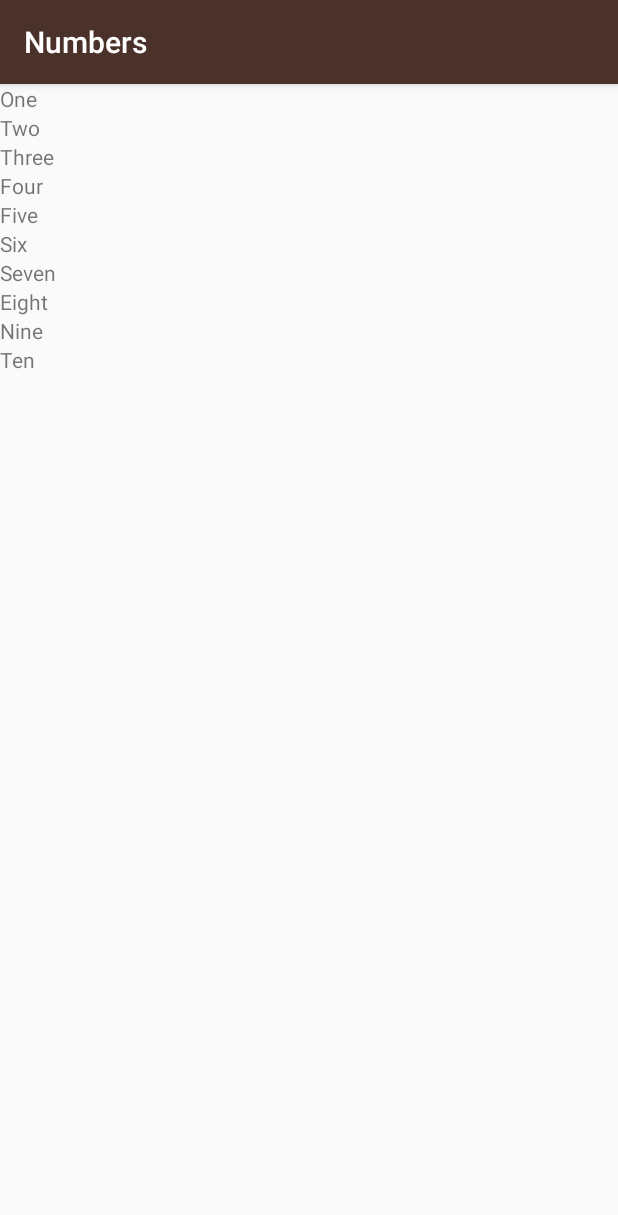
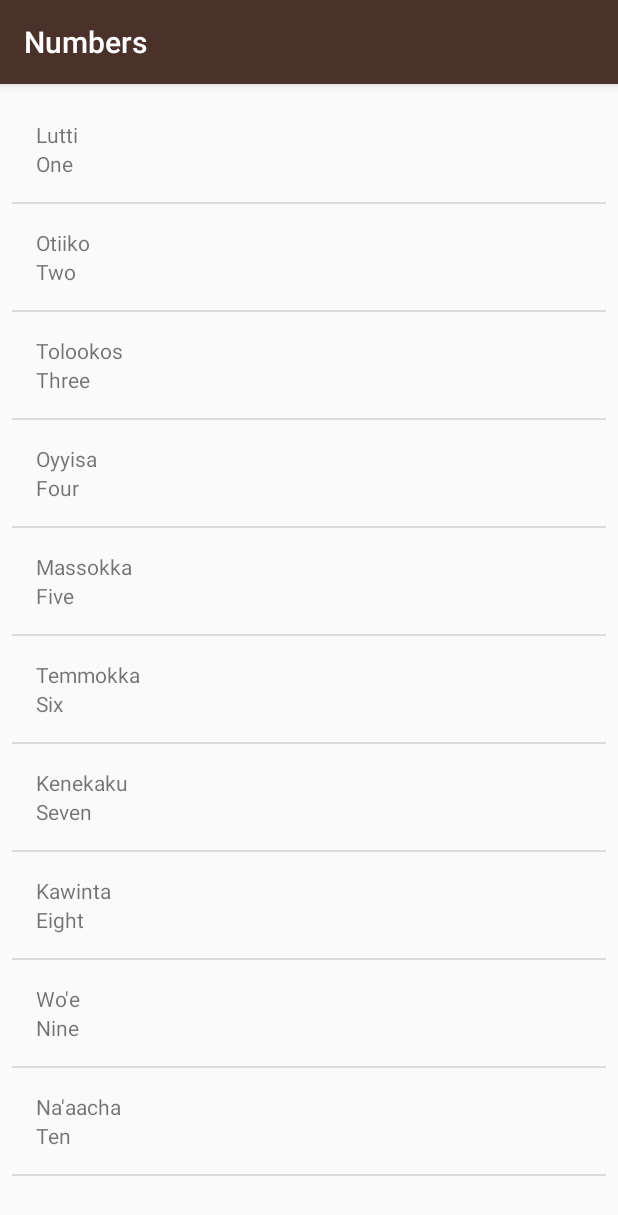
Before and after one commit to Renan-Deldotti/Miwok, an Android app: the NumbersActivity screen opened directly, with no data from a screen before it, on a phone screen of 412 x 824 dp. Shown: the top 1215 px of the screen. Run offline under Robolectric (Android 15) with nearby library versions, the phone set to English and light mode, and no system bars.

Commit message:
Update 10/16/19

```diff
--- a/app/src/main/java/com/example/android/miwok/MainActivity.java
+++ b/app/src/main/java/com/example/android/miwok/MainActivity.java
@@ -64,5 +64,4 @@ public class MainActivity extends AppCompatActivity {
                 Toast.makeText(this,"Error",Toast.LENGTH_LONG);
         }
     }
-
 }
--- a/app/src/main/java/com/example/android/miwok/NumbersActivity.java
+++ b/app/src/main/java/com/example/android/miwok/NumbersActivity.java
@@ -8,8 +8,12 @@ import android.os.Bundle;
 import android.support.v7.app.AppCompatActivity;
 import android.util.Log;
 import android.view.View;
+import android.widget.ArrayAdapter;
+import android.widget.GridView;
 import android.widget.LinearLayout;
+import android.widget.ListView;
 import android.widget.TextView;
+import android.widget.Toast;
 
 import java.util.ArrayList;
 import java.util.Collections;
@@ -25,7 +29,7 @@ public class NumbersActivity extends AppCompatActivity {
     }
 
     private void criaNumeros() {
-        //Cria o array de numeros ate 10
+        /*Cria o array de numeros ate 10
         String[] arrayNumbers = {"One", "Two", "Three", "Four", "Five", "Six", "Seven", "Eight", "Nine", "Ten"};
         //Cria o arrayList que suportará adiçoes futuras
         ArrayList<String> arrayListNumbers = new ArrayList<>();
@@ -34,12 +38,30 @@ public class NumbersActivity extends AppCompatActivity {
         //Cria log de verbose apenas para mostrar o funcionamento do array
         //for (String s:arrayListNumbers) { Log.v("\tArrayList index "+arrayListNumbers.indexOf(s),"\t\tValue: "+s);}
 
-        LinearLayout rootView = (LinearLayout) findViewById(R.id.rootView);
-        for (int i = 0; i < arrayListNumbers.size(); i++) {
-            TextView wordView = new TextView(this);
-            wordView.setText(arrayListNumbers.get(i));
-            rootView.addView(wordView);
-        }
+        //Criando o ArrayAdapter
+        /*ArrayAdapter<String> itemsAdapter = new ArrayAdapter<>(this,android.R.layout.simple_list_item_1,arrayListNumbers);
+        ListView listView = (ListView) findViewById(R.id.list);
+        listView.setAdapter(itemsAdapter);*/
+
+        ArrayList<Word> words = new ArrayList<>();
+        words.add(new Word("One","Lutti"));
+        words.add(new Word("Two","Otiiko"));
+        words.add(new Word("Three","Tolookos"));
+        words.add(new Word("Four","Oyyisa"));
+        words.add(new Word("Five","Massokka"));
+        words.add(new Word("Six","Temmokka"));
+        words.add(new Word("Seven","Kenekaku"));
+        words.add(new Word("Eight","Kawinta"));
+        words.add(new Word("Nine","Wo'e"));
+        words.add(new Word("Ten","Na'aacha"));
+
+        WordAdapter adapter = new WordAdapter(this,words);
+        ListView listView = (ListView) findViewById(R.id.list);
+        listView.setAdapter(adapter);
     }
-
+    public void showIdToast(View view) {
+        TextView textView = (TextView) findViewById(view.getId());
+        String textToShow = "Textview pressed: " + view.getId() + "\nThe Text is: " + textView.getText();
+        Toast.makeText(this,textToShow,Toast.LENGTH_LONG).show();
+    }
 }
--- /dev/null
+++ b/app/src/main/java/com/example/android/miwok/Word.java
@@ -0,0 +1,24 @@
+package com.example.android.miwok;
+
+/**
+ * Faz a traducao de Miwok para a lingua selecionada no android
+ */
+
+class Word {
+
+    private String mDefaultTranslation;
+    private String mMiwokTranslation;
+
+    public Word(String defaultTranslation, String miwokTranslation){
+        mDefaultTranslation = defaultTranslation;
+        mMiwokTranslation = miwokTranslation;
+    }
+
+    public String getDefaultTranslation() {
+        return mDefaultTranslation;
+    }
+
+    public String getMiwokTranslation() {
+        return mMiwokTranslation;
+    }
+}
--- /dev/null
+++ b/app/src/main/java/com/example/android/miwok/WordAdapter.java
@@ -0,0 +1,42 @@
+package com.example.android.miwok;
+
+import android.app.Activity;
+import android.support.annotation.NonNull;
+import android.support.annotation.Nullable;
+import android.view.LayoutInflater;
+import android.view.View;
+import android.view.ViewGroup;
+import android.widget.ArrayAdapter;
+import android.widget.TextView;
+
+import java.util.ArrayList;
+
+public class WordAdapter extends ArrayAdapter<Word> {
+
+    //private static final String LOG_TAG = WordAdapter.class.getSimpleName();
+
+    public WordAdapter(Activity context, ArrayList<Word> words){
+        super(context,0,words);
+    }
+
+    @NonNull
+    @Override
+    public View getView(int position, @Nullable View convertView, @NonNull ViewGroup parent) {
+        //Verifica se uma View esta sendo reutilizada ou se nao cria uma nova View
+        View listItemView = convertView;
+        if (listItemView == null){
+            listItemView = LayoutInflater.from(getContext()).inflate(R.layout.list_item,parent,false);
+        }
+        //Recebe a posicao do objeto na lista
+        Word currentWord = getItem(position);
+
+        TextView miwokTextView = (TextView) listItemView.findViewById(R.id.miwok_text_view);
+        miwokTextView.setText(currentWord.getMiwokTranslation());
+
+        TextView defaulTextView = (TextView) listItemView.findViewById(R.id.default_text_view);
+        defaulTextView.setText(currentWord.getDefaultTranslation());
+
+        //Retorna o objeto para ser adicionado na ListView
+        return listItemView;
+    }
+}
--- a/app/src/main/res/layout/activity_numbers.xml
+++ b/app/src/main/res/layout/activity_numbers.xml
@@ -1,10 +1,19 @@
 <?xml version="1.0" encoding="utf-8"?>
-<LinearLayout xmlns:android="http://schemas.android.com/apk/res/android"
+<android.support.constraint.ConstraintLayout xmlns:android="http://schemas.android.com/apk/res/android"
     xmlns:app="http://schemas.android.com/apk/res-auto"
     xmlns:tools="http://schemas.android.com/tools"
+    android:id="@+id/rootView"
     android:layout_width="match_parent"
     android:layout_height="match_parent"
-    android:id="@+id/rootView"
-    tools:context=".NumbersActivity"
-    android:orientation="vertical">
-</LinearLayout>
+    tools:context=".NumbersActivity">
+
+    <ListView
+        android:id="@+id/list"
+        android:layout_width="match_parent"
+        android:layout_height="match_parent"
+        android:paddingLeft="8dp"
+        android:paddingTop="8dp"
+        android:paddingRight="8dp"
+        app:layout_constraintStart_toStartOf="parent"
+        app:layout_constraintTop_toTopOf="parent" />
+</android.support.constraint.ConstraintLayout>
--- /dev/null
+++ b/app/src/main/res/layout/list_item.xml
@@ -0,0 +1,21 @@
+<?xml version="1.0" encoding="utf-8"?>
+<android.support.v7.widget.LinearLayoutCompat
+    xmlns:android="http://schemas.android.com/apk/res/android"
+    xmlns:tools="http://schemas.android.com/tools"
+    android:layout_width="match_parent"
+    android:layout_height="match_parent"
+    android:orientation="vertical"
+    android:padding="16dp">
+
+    <TextView
+        android:id="@+id/miwok_text_view"
+        android:layout_width="match_parent"
+        android:layout_height="wrap_content"
+        tools:text="lutti"
+        android:onClick="showIdToast"/>
+    <TextView
+        android:id="@+id/default_text_view"
+        android:layout_width="match_parent"
+        android:layout_height="wrap_content"
+        tools:text="one"/>
+</android.support.v7.widget.LinearLayoutCompat>
```
